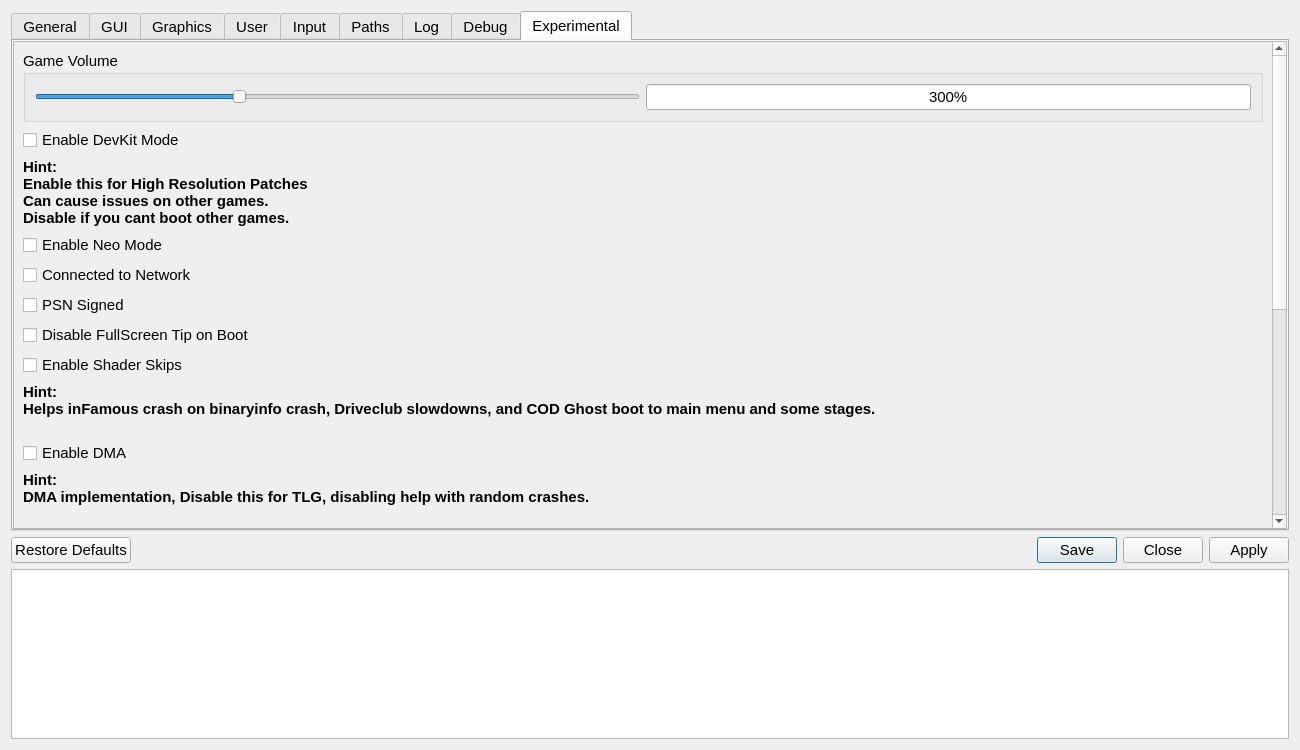
The window that src/qt_gui/settings_dialog.ui (diegolix29/shadPS4) describes before a commit, drawn with Qt 5.
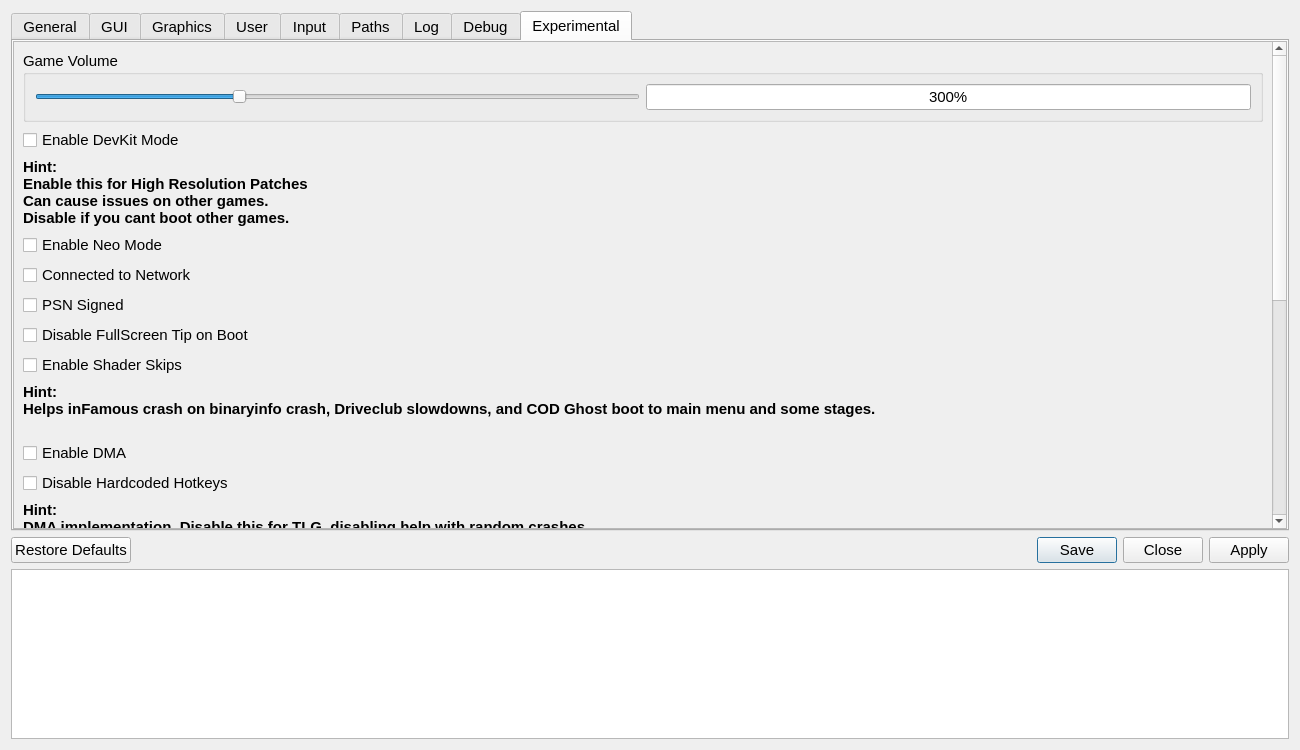
The same window after the commit. The open tabs and pages were chosen to show the change. Icons and pictures are not drawn.

Commit message: Checkbox to disable hardcoded hotkeys

```diff
--- a/src/qt_gui/settings_dialog.ui
+++ b/src/qt_gui/settings_dialog.ui
@@ -2626,6 +2626,14 @@
 				</property>
 			</widget>
 		</item>
+			
+		<item>
+			<widget class="QCheckBox" name="HotkeysCheckBox">
+				<property name="text">
+					<string>Disable Hardcoded Hotkeys</string>
+				</property>
+			</widget>
+		</item>
 
 		<item>
 			<widget class="QLabel" name="label_23">
```
The commit also changes 6 other files.
